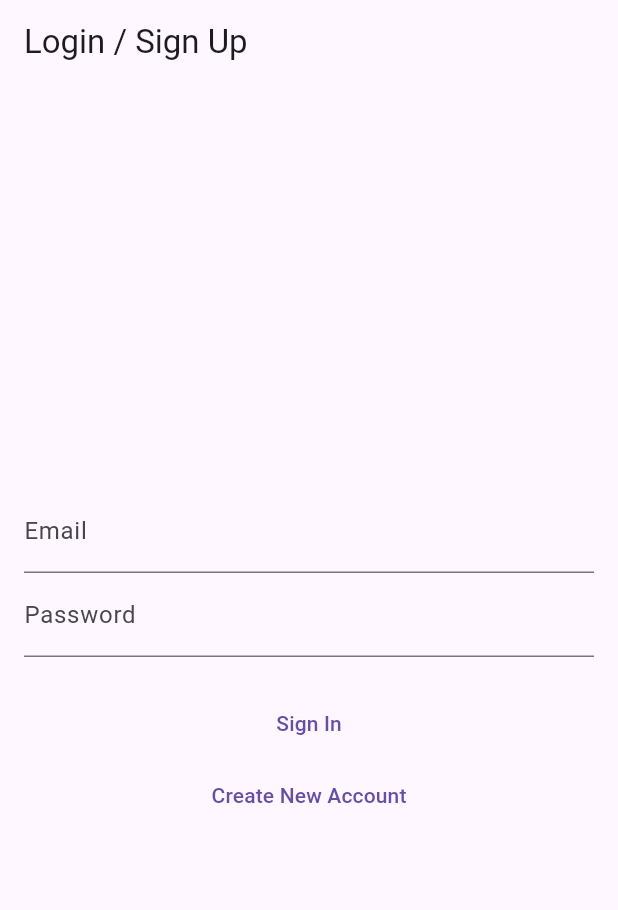
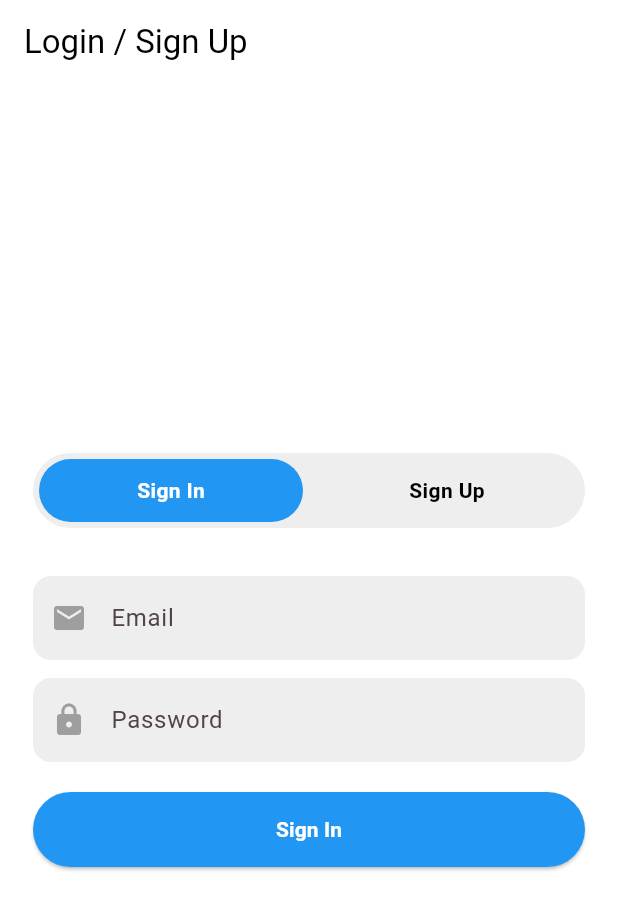
Before and after one commit to bstamenkovits/neutrino-calorie-tracker, a Flutter app: the screen it shows after launch, on a phone screen of 412 x 824 dp. Shown: the top 910 px of the screen. Run offline on Flutter 3.47's test engine with Material 3 defaults, Android fonts, the phone set to English and light mode, and no system bars; our stand-ins replace flutter_dotenv, supabase_flutter; accounts and stored records are empty.

Commit message:
auth screen styling

```diff
--- a/lib/main.dart
+++ b/lib/main.dart
@@ -25,10 +25,20 @@ class MyApp extends StatelessWidget {
   Widget build(BuildContext context) {
     return MaterialApp(
       title: 'Neutrino Calorie Tracker',
-      // theme: ThemeData(
-      //   colorScheme: ColorScheme.fromSeed(seedColor: Colors.deepPurple),
-      //   useMaterial3: true,
-      // ),
+      theme: ThemeData(
+        useMaterial3: true,
+        colorScheme: ColorScheme.fromSeed(
+          seedColor: Colors.black,
+          primary: Colors.black,
+          surface: Colors.white,
+        ),
+        scaffoldBackgroundColor: Colors.white,
+        appBarTheme: const AppBarTheme(
+          backgroundColor: Colors.white,
+          foregroundColor: Colors.black,
+          elevation: 0,
+        ),
+      ),
       home: const AuthWrapper(),
     );
   }
--- a/lib/pages/auth_page.dart
+++ b/lib/pages/auth_page.dart
@@ -12,6 +12,7 @@ class _AuthPageState extends State<AuthPage> {
   final _emailController = TextEditingController();
   final _passwordController = TextEditingController();
   bool _isLoading = false;
+  bool _isSignIn = true;
 
   final supabase = Supabase.instance.client;
 
@@ -84,23 +85,113 @@ class _AuthPageState extends State<AuthPage> {
   Widget build(BuildContext context) {
     return Scaffold(
       appBar: AppBar(title: const Text('Login / Sign Up')),
-      body: Padding(
+      body: Center(
+        child: ConstrainedBox(
+          constraints: const BoxConstraints(maxWidth: 400),
+          child: Padding(
             padding: const EdgeInsets.all(16.0),
             child: Column(
               mainAxisAlignment: MainAxisAlignment.center,
               children: [
+                // Toggle
+                Container(
+                  height: 50,
+                  decoration: BoxDecoration(
+                    color: Colors.grey[200],
+                    borderRadius: BorderRadius.circular(25),
+                  ),
+                  child: Stack(
+                    children: [
+                      AnimatedAlign(
+                        duration: const Duration(milliseconds: 200),
+                        curve: Curves.easeInOut,
+                        alignment: _isSignIn ? Alignment.centerLeft : Alignment.centerRight,
+                        child: FractionallySizedBox(
+                          widthFactor: 0.5,
+                          child: Padding(
+                            padding: const EdgeInsets.all(4.0),
+                            child: Container(
+                              decoration: BoxDecoration(
+                                color: Colors.blue,
+                                borderRadius: BorderRadius.circular(21),
+                              ),
+                            ),
+                          ),
+                        ),
+                      ),
+                      Row(
+                        children: [
+                          Expanded(
+                            child: GestureDetector(
+                              onTap: () => setState(() => _isSignIn = true),
+                              behavior: HitTestBehavior.opaque,
+                              child: Center(
+                                child: Text(
+                                  'Sign In',
+                                  style: TextStyle(
+                                    color: _isSignIn ? Colors.white : Colors.black,
+                                    fontWeight: FontWeight.bold,
+                                  ),
+                                ),
+                              ),
+                            ),
+                          ),
+                          Expanded(
+                            child: GestureDetector(
+                              onTap: () => setState(() => _isSignIn = false),
+                              behavior: HitTestBehavior.opaque,
+                              child: Center(
+                                child: Text(
+                                  'Sign Up',
+                                  style: TextStyle(
+                                    color: !_isSignIn ? Colors.white : Colors.black,
+                                    fontWeight: FontWeight.bold,
+                                  ),
+                                ),
+                              ),
+                            ),
+                          ),
+                        ],
+                      ),
+                    ],
+                  ),
+                ),
+
+                const SizedBox(height: 32),
 
                 // email field
                 TextField(
                   controller: _emailController,
-              decoration: const InputDecoration(labelText: 'Email'),
+                  style: TextStyle(color: Colors.grey[800]),
+                  decoration: InputDecoration(
+                    labelText: 'Email',
+                    prefixIcon: const Icon(Icons.email, color: Colors.grey),
+                    filled: true,
+                    fillColor: Colors.grey[200],
+                    border: OutlineInputBorder(
+                      borderRadius: BorderRadius.circular(12.0),
+                      borderSide: BorderSide.none,
+                    ),
+                  ),
                   keyboardType: TextInputType.emailAddress,
                 ),
+
+                const SizedBox(height: 12),
 
                 // password field
                 TextField(
                   controller: _passwordController,
-              decoration: const InputDecoration(labelText: 'Password'),
+                  style: TextStyle(color: Colors.grey[800]),
+                  decoration: InputDecoration(
+                    labelText: 'Password',
+                    prefixIcon: const Icon(Icons.lock, color: Colors.grey),
+                    filled: true,
+                    fillColor: Colors.grey[200],
+                    border: OutlineInputBorder(
+                      borderRadius: BorderRadius.circular(12.0),
+                      borderSide: BorderSide.none,
+                    ),
+                  ),
                   obscureText: true,
                 ),
 
@@ -112,21 +203,26 @@ class _AuthPageState extends State<AuthPage> {
 
                 else ...[
 
-              // sign-in button
-              TextButton(
-                onPressed: _signIn,
-                child: const Text('Sign In'),
+                  // action button
+                  ElevatedButton(
+                    onPressed: _isSignIn ? _signIn : _signUp,
+                    style: ElevatedButton.styleFrom(
+                      backgroundColor: Colors.blue,
+                      foregroundColor: Colors.white,
+                      minimumSize: const Size.fromHeight(50),
+                      shape: const StadiumBorder(),
                     ),
-
-              // sign-up button
-              TextButton(
-                onPressed: _signUp,
-                child: const Text('Create New Account'),
+                    child: Text(
+                      _isSignIn ? 'Sign In' : 'Sign Up',
+                      style: const TextStyle(fontWeight: FontWeight.bold),
+                    ),
                   ),
                 ],
               ],
             ),
           ),
+        ),
+      ),
     );
   }
 }
```
Lines whose indentation alone changed are shown as unchanged.
